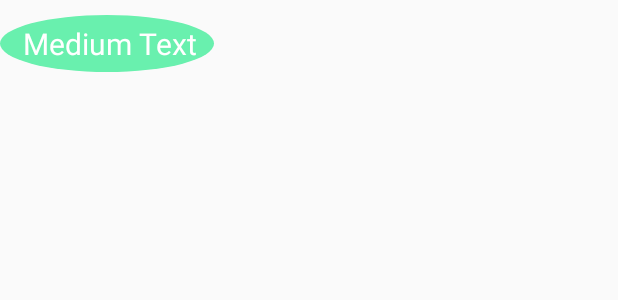
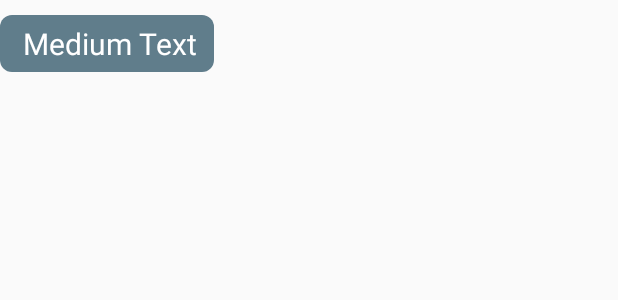
Before and after one commit to zaher88abd/DalConnect, an Android app: the layout activity_layout.xml on its own in the app's theme, with its tools: preview values and no code run, on a phone screen of 412 x 824 dp. Shown: the top 300 px of the screen. Run offline under Robolectric (Android 15) with nearby library versions, the phone set to English and light mode, and no system bars.

Commit message:
Changed the incomming & outgoing template color/shape

```diff
--- a/app/src/main/res/drawable/incoming_message.xml
+++ b/app/src/main/res/drawable/incoming_message.xml
@@ -1,8 +1,8 @@
 <?xml version="1.0" encoding="utf-8"?>
 <layer-list xmlns:android="http://schemas.android.com/apk/res/android">
     <item android:right="4dp">
-        <shape android:shape="oval" >
-            <solid android:color="@color/colorGreen" />
+        <shape android:shape="rectangle" >
+            <solid android:color="@color/colorLightBlack" />
             <corners android:radius="8dp" />
         </shape>
     </item>
--- a/app/src/main/res/drawable/outgoing_message.xml
+++ b/app/src/main/res/drawable/outgoing_message.xml
@@ -2,7 +2,7 @@
 <layer-list xmlns:android="http://schemas.android.com/apk/res/android">
     <item android:left="4dp">
         <shape android:shape="rectangle" >
-            <solid android:color="@color/colorPrimaryDeepPurple" />
+            <solid android:color="@color/colorPrimaryGrey" />
             <corners android:radius="8dp" />
         </shape>
     </item>
--- a/app/src/main/res/values/colors.xml
+++ b/app/src/main/res/values/colors.xml
@@ -3,10 +3,11 @@
     <color name="colorPrimary">#3F51B5</color>
     <color name="colorPrimaryDark">#303F9F</color>
     <color name="colorAccent">#FF4081</color>
-    <color name="colorPrimaryGrey">#C0C0C0</color>
+    <color name="colorPrimaryGrey">#795548</color>
     <color name="colorWhite">#FFFFF1</color>
     <color name="colorPrimaryDeepPurple">#9575CD</color>
     <color name="colorRed">#FF5252</color>
-    <color name = "colorGreen">#69F0AE</color>
+    <color name="colorOrange">#F57F17</color>
+    <color name = "colorLightBlack">#607D8B</color>
     <color name="white">#ffffff</color>
 </resources>
```
